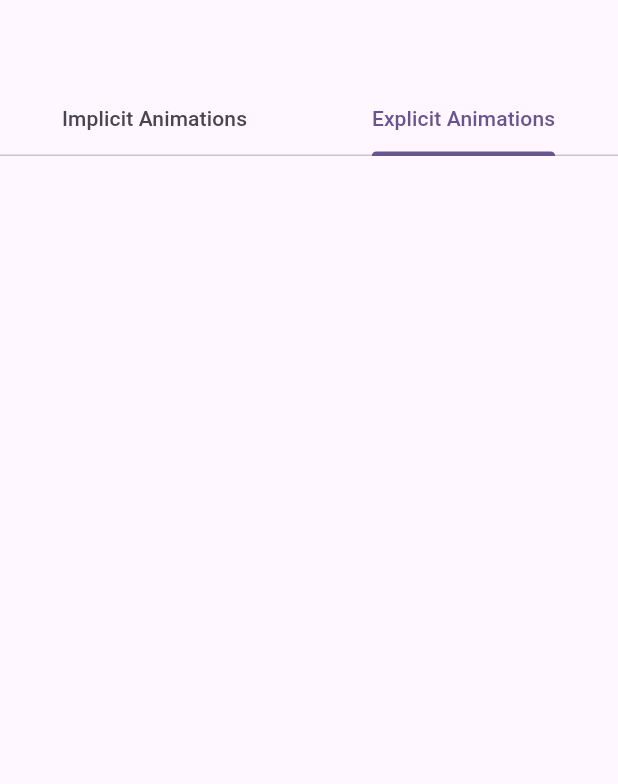
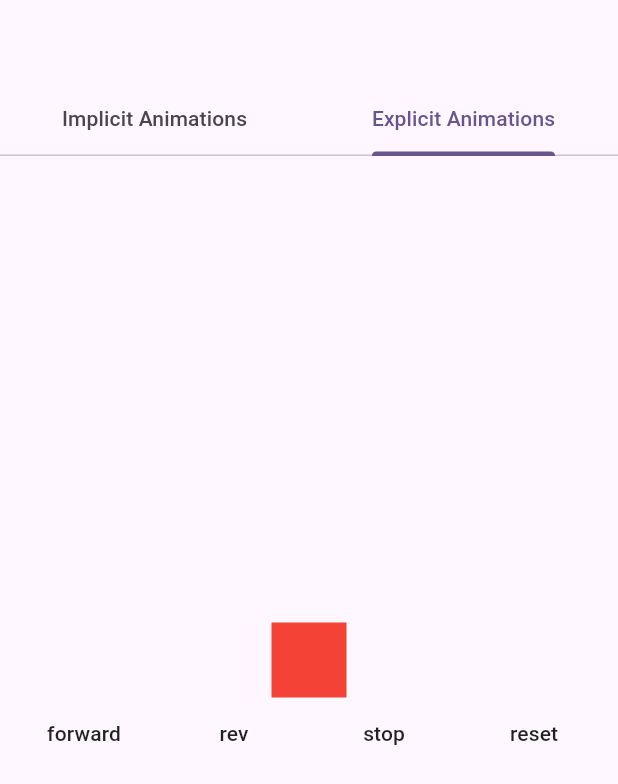
Before and after one commit to shayanalvi/flutteranimations, a Flutter app: the screen it shows after launch, tab 2 chosen, on a phone screen of 412 x 824 dp. Shown: the top 784 px of the screen. Run offline on Flutter 3.47's test engine with Material 3 defaults, Android fonts, the phone set to English and light mode, and no system bars; network calls fail.

Commit message:
explicit animations added

```diff
--- a/lib/pages/explicit_animations_page.dart
+++ b/lib/pages/explicit_animations_page.dart
@@ -1,3 +1,5 @@
+// ignore_for_file: prefer_const_constructors
+
 import 'package:flutter/material.dart';
 
 class ExplicitAnimationsPage extends StatefulWidget {
@@ -7,14 +9,87 @@ class ExplicitAnimationsPage extends StatefulWidget {
   State<ExplicitAnimationsPage> createState() => _ExplicitAnimationsPageState();
 }
 
-class _ExplicitAnimationsPageState extends State<ExplicitAnimationsPage> {
+class _ExplicitAnimationsPageState extends State<ExplicitAnimationsPage>
+    with TickerProviderStateMixin {
+  late AnimationController _animationController1;
+
+  late Animation<double> _scaleAnimation;
+
+  @override
+  void initState() {
+    // TODO: implement initState
+    super.initState();
+    _animationController1 = AnimationController(
+      vsync: this,
+      duration: Durations.medium4,
+    );
+    _scaleAnimation = Tween<double>(begin: 1, end: 5).animate(
+      CurvedAnimation(parent: _animationController1, curve: Curves.easeInBack),
+    );
+  }
+
+  @override
+  void dispose() {
+    _animationController1.dispose();
+    super.dispose();
+  }
+
   @override
   Widget build(BuildContext context) {
     return SizedBox.expand(
       child: Column(
         mainAxisAlignment: MainAxisAlignment.spaceEvenly,
         crossAxisAlignment: CrossAxisAlignment.center,
-        children: [],
+        children: [
+          _animatedContainerExample(),
+        ],
+      ),
+    );
+  }
+
+  Widget _animatedContainerExample() {
+    return SizedBox(
+      width: 500,
+      child: Column(
+        children: [
+          ScaleTransition(
+            scale: _scaleAnimation,
+            child: Container(
+              height: 50,
+              width: 50,
+              color: Colors.red,
+            ),
+          ),
+          Row(
+            mainAxisAlignment: MainAxisAlignment.spaceEvenly,
+            children: [
+              MaterialButton(
+                onPressed: () {
+                  _animationController1.forward();
+                },
+                child: Text("forward"),
+              ),
+              MaterialButton(
+                onPressed: () {
+                  _animationController1.reverse();
+                },
+                child: Text("rev"),
+              ),
+              MaterialButton(
+                onPressed: () {
+                  _animationController1.stop();
+                },
+                child: Text("stop"),
+              ),
+              MaterialButton(
+                onPressed: () {
+                  _animationController1.reset();
+                },
+                child: Text("reset"),
+              ),
+            ],
+          )
+        ],
       ),
     );
   }
```
Also changed, not shown: lib/pages/implicit_animations_page.dart (+33 -3 lines).
